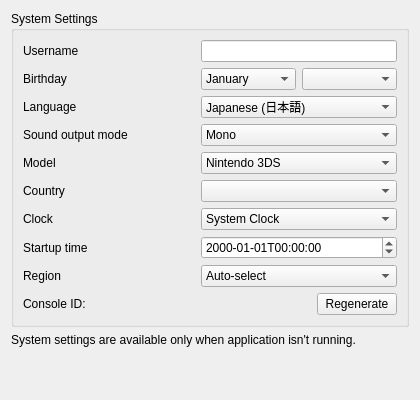
This is src/citra/configuration/configure_system.ui in GreenAmaranthine/citra as Qt 5 draws it before an edit. The edited form follows.
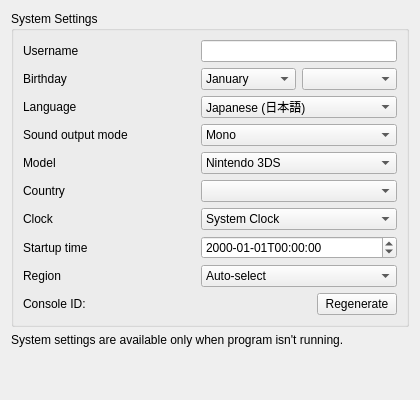
This is the edited form.

Diff of the .ui file:
```diff
--- a/src/citra/configuration/configure_system.ui
+++ b/src/citra/configuration/configure_system.ui
@@ -386,7 +386,7 @@
      <item>
       <widget class="QLabel" name="label_disable_info">
        <property name="text">
-        <string>System settings are available only when application isn't running.</string>
+        <string>System settings are available only when program isn't running.</string>
        </property>
        <property name="wordWrap">
         <bool>true</bool>
```
